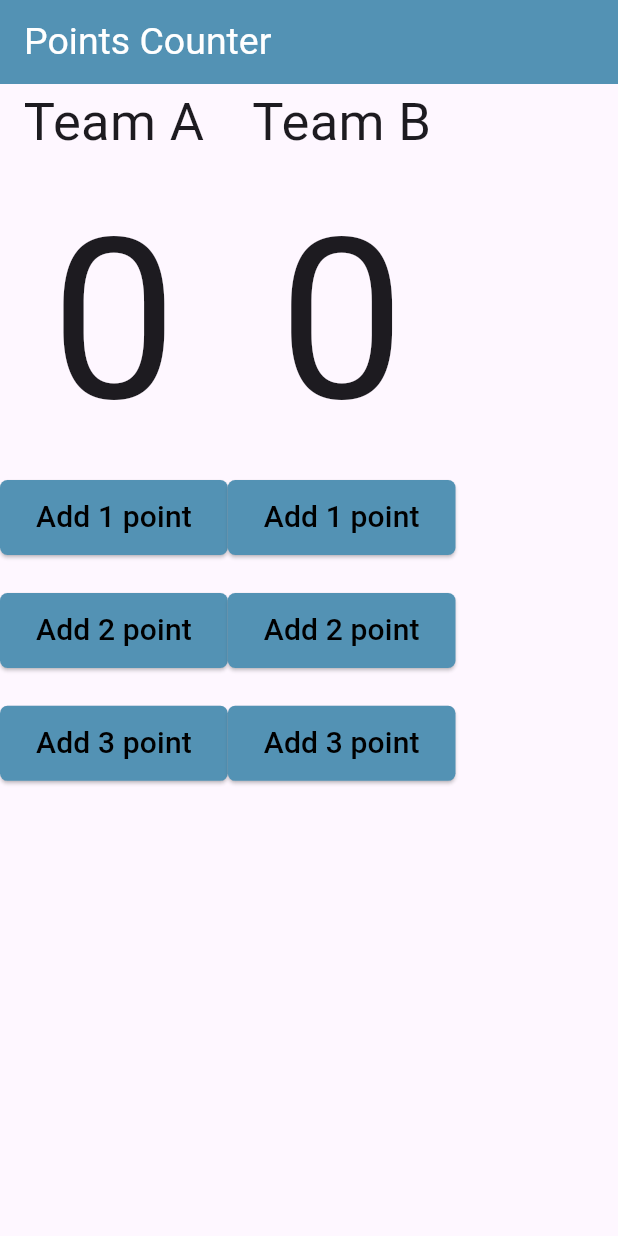
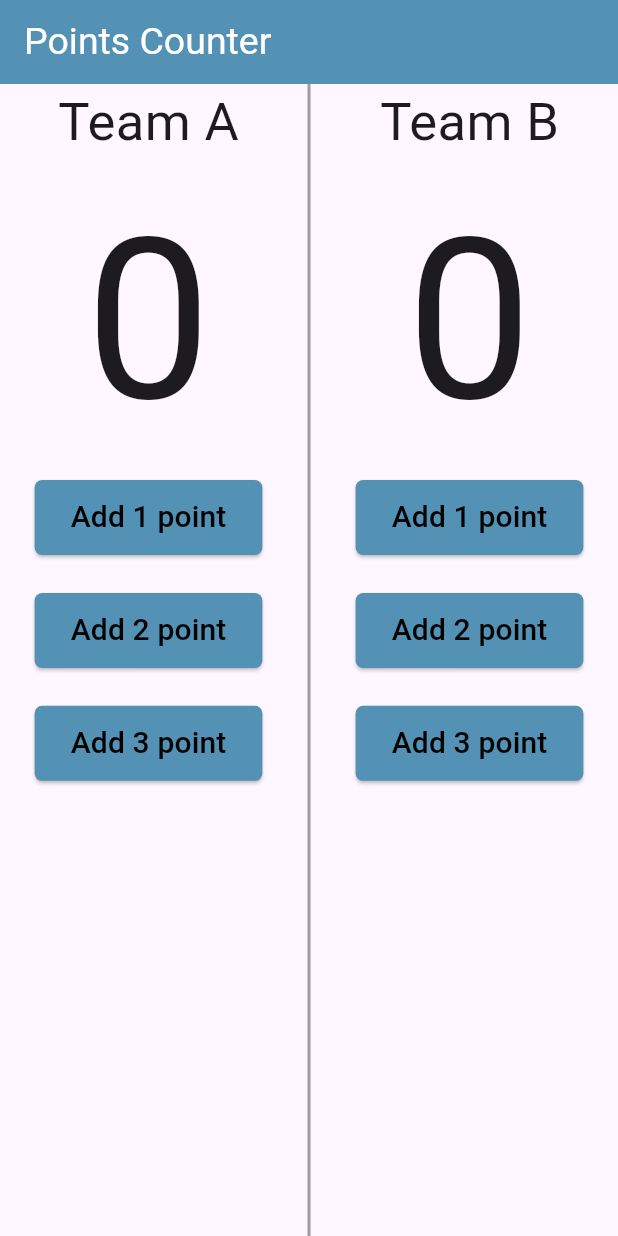
Before and after one commit to MarianAdly21/basketball-points-counter-app, a Flutter app: the screen it shows after launch, on a phone screen of 412 x 824 dp. Run offline on Flutter 3.47's test engine with Material 3 defaults, Android fonts, the phone set to English and light mode, and no system bars.

Commit message:
add vertical divider

```diff
--- a/lib/main.dart
+++ b/lib/main.dart
@@ -20,6 +20,7 @@ class PointsCounter extends StatelessWidget {
           ),
         ),
         body: Row(
+          mainAxisAlignment: MainAxisAlignment.spaceEvenly,
           children: [
             Column(
               children: [
@@ -93,6 +94,10 @@ class PointsCounter extends StatelessWidget {
                   flex: 12,
                 )
               ],
+            ),
+            VerticalDivider(
+              thickness: 2,
+              color: Colors.grey,
             ),
             Column(
               children: [
```
